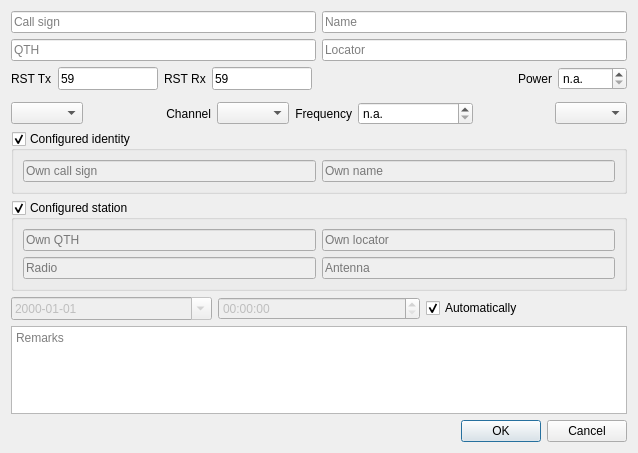
gitandy/DragonLog, file DragonLog_QSOForm.ui: the form before one commit.
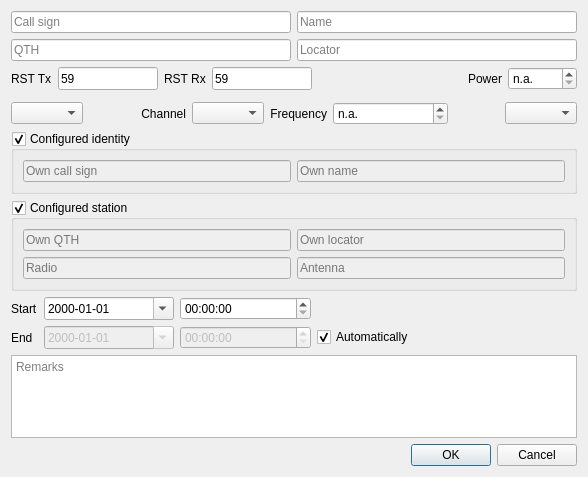
The form after the commit.

Commit message: Added off time and refresh the time each second

The edit to the form file:
```diff
--- a/DragonLog_QSOForm.ui
+++ b/DragonLog_QSOForm.ui
@@ -6,8 +6,8 @@
    <rect>
     <x>0</x>
     <y>0</y>
-    <width>638</width>
-    <height>453</height>
+    <width>588</width>
+    <height>477</height>
    </rect>
   </property>
   <property name="windowTitle">
@@ -355,24 +355,8 @@
       </widget>
      </item>
      <item>
-      <layout class="QHBoxLayout" name="horizontalLayout_4">
-       <item>
-        <widget class="QDateEdit" name="dateEdit">
-         <property name="enabled">
-          <bool>false</bool>
-         </property>
-         <property name="displayFormat">
-          <string>yyyy-MM-dd</string>
-         </property>
-         <property name="calendarPopup">
-          <bool>true</bool>
-         </property>
-         <property name="timeSpec">
-          <enum>Qt::UTC</enum>
-         </property>
-        </widget>
-       </item>
-       <item>
+      <layout class="QGridLayout" name="gridLayout" columnstretch="0,1,1,2,0">
+       <item row="1" column="2">
         <widget class="QTimeEdit" name="timeEdit">
          <property name="enabled">
           <bool>false</bool>
@@ -388,7 +372,14 @@
          </property>
         </widget>
        </item>
-       <item>
+       <item row="0" column="2">
+        <widget class="QTimeEdit" name="timeOnEdit">
+         <property name="displayFormat">
+          <string>HH:mm:ss</string>
+         </property>
+        </widget>
+       </item>
+       <item row="1" column="3">
         <widget class="QCheckBox" name="autoDateCheckBox">
          <property name="text">
           <string>Automatically</string>
@@ -398,6 +389,46 @@
          </property>
         </widget>
        </item>
+       <item row="1" column="1">
+        <widget class="QDateEdit" name="dateEdit">
+         <property name="enabled">
+          <bool>false</bool>
+         </property>
+         <property name="displayFormat">
+          <string>yyyy-MM-dd</string>
+         </property>
+         <property name="calendarPopup">
+          <bool>true</bool>
+         </property>
+         <property name="timeSpec">
+          <enum>Qt::UTC</enum>
+         </property>
+        </widget>
+       </item>
+       <item row="0" column="1">
+        <widget class="QDateEdit" name="dateOnEdit">
+         <property name="displayFormat">
+          <string>yyyy-MM-dd</string>
+         </property>
+         <property name="calendarPopup">
+          <bool>true</bool>
+         </property>
+        </widget>
+       </item>
+       <item row="0" column="0">
+        <widget class="QLabel" name="label_3">
+         <property name="text">
+          <string>Start</string>
+         </property>
+        </widget>
+       </item>
+       <item row="1" column="0">
+        <widget class="QLabel" name="label_4">
+         <property name="text">
+          <string>End</string>
+         </property>
+        </widget>
+       </item>
       </layout>
      </item>
      <item>
```
The commit also changes 3 other files.
